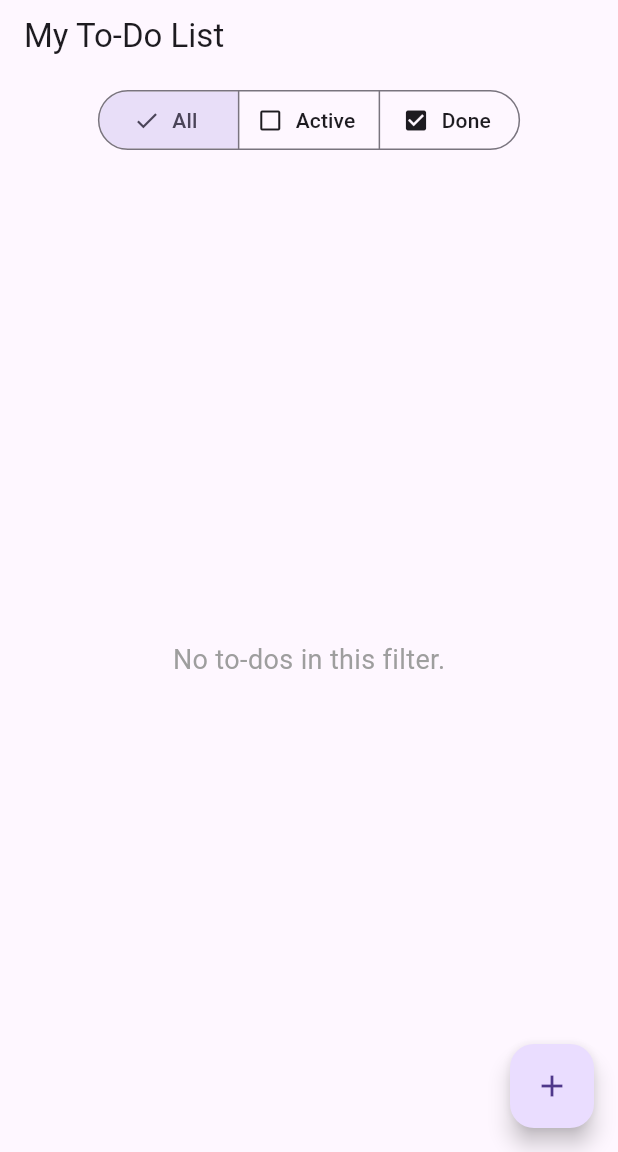
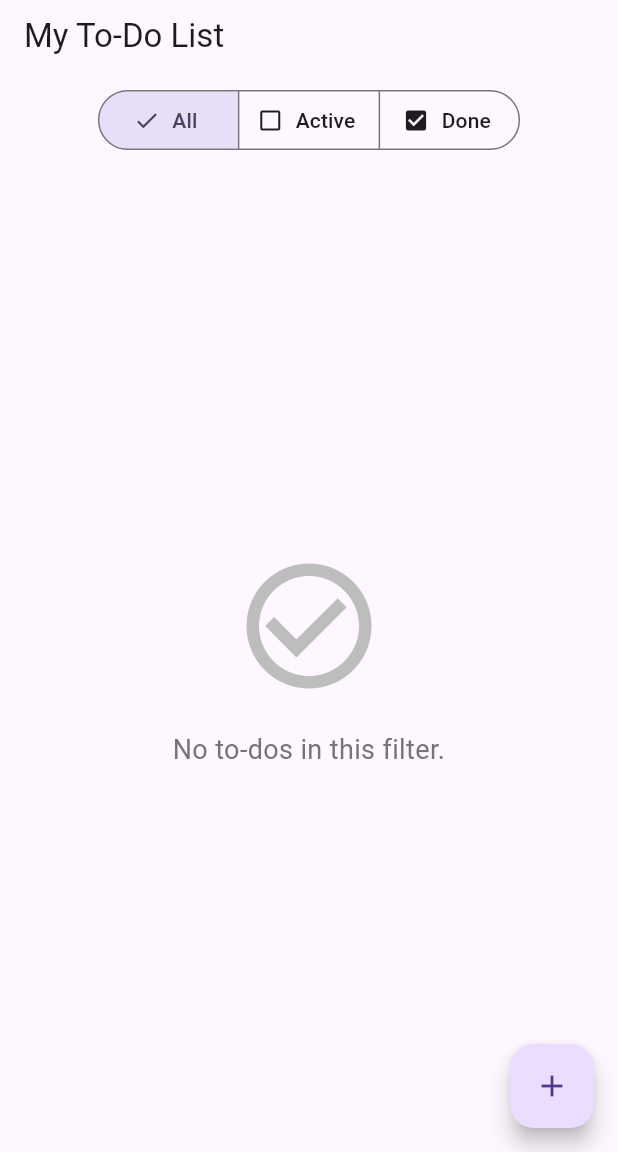
Before and after one commit to theSelfProclaimedGenius13/all_in_one_app, a Flutter app: the ToDoScreen screen opened by its route, on a phone screen of 412 x 824 dp, the part 84-1236 px from its top. Run offline on Flutter 3.47's test engine with Material 3 defaults, Android fonts, the phone set to English and light mode, and no system bars; our stand-ins replace equatable, flutter_bloc, flutter_dotenv, flutter_local_notifications, go_router, math_expressions and 2 more; accounts and stored records are empty; network calls fail.

Commit message:
Added DI, Removed Public exposure of secret keys, Added resuable empty widget.

```diff
--- /dev/null
+++ b/lib/app/widgets/empty_state_widget.dart
@@ -0,0 +1,30 @@
+import 'package:flutter/material.dart';
+
+class EmptyStateWidget extends StatelessWidget {
+  final IconData icon;
+  final String message;
+
+  const EmptyStateWidget({
+    super.key,
+    required this.icon,
+    required this.message,
+  });
+
+  @override
+  Widget build(BuildContext context) {
+    return Center(
+      child: Column(
+        mainAxisAlignment: MainAxisAlignment.center,
+        children: [
+          Icon(icon, size: 100, color: Colors.grey[400]),
+          const SizedBox(height: 20),
+          Text(
+            message,
+            textAlign: TextAlign.center,
+            style: TextStyle(fontSize: 18, color: Colors.grey[600]),
+          ),
+        ],
+      ),
+    );
+  }
+}
--- a/lib/features/auth/bloc/auth_bloc.dart
+++ b/lib/features/auth/bloc/auth_bloc.dart
@@ -9,12 +9,12 @@ import 'auth_event.dart';
 import 'auth_state.dart';
 
 class AuthBloc extends Bloc<AuthEvent, Auth_State> {
-  final AuthRepository repository;
+  final AuthRepository authRepository;
 
   // --- ADD THIS VARIABLE ---
   StreamSubscription<AuthState>? _authStreamSubscription;
 
-  AuthBloc(this.repository) : super(AuthInitial()) {
+  AuthBloc({required this.authRepository}) : super(AuthInitial()) {
     // --- ADD THIS LISTENER IN THE CONSTRUCTOR ---
     _authStreamSubscription = Supabase.instance.client.auth.onAuthStateChange
         .listen((data) {
@@ -51,7 +51,7 @@ class AuthBloc extends Bloc<AuthEvent, Auth_State> {
     on<LoginRequested>((event, emit) async {
       emit(AuthLoading());
       try {
-        final user = await repository.loginWithEmail(
+        final user = await authRepository.loginWithEmail(
           event.email,
           event.password,
         );
@@ -68,7 +68,7 @@ class AuthBloc extends Bloc<AuthEvent, Auth_State> {
     on<SignupRequested>((event, emit) async {
       emit(AuthLoading());
       try {
-        await repository.signUpWithEmail(event.email, event.password);
+        await authRepository.signUpWithEmail(event.email, event.password);
         emit(AuthInitial());
       } catch (e) {
         emit(AuthError(e.toString()));
@@ -78,7 +78,7 @@ class AuthBloc extends Bloc<AuthEvent, Auth_State> {
     on<SocialLoginRequested>((event, emit) async {
       emit(AuthLoading());
       try {
-        await repository.loginWithProvider(event.provider);
+        await authRepository.loginWithProvider(event.provider);
         emit(AuthInitial());
       } catch (e) {
         emit(AuthError(e.toString()));
@@ -86,7 +86,7 @@ class AuthBloc extends Bloc<AuthEvent, Auth_State> {
     });
 
     on<LogoutRequested>((event, emit) async {
-      await repository.logout();
+      await authRepository.logout();
       emit(AuthInitial());
     });
   }
--- a/lib/features/to_do/presentation/to_do_screen.dart
+++ b/lib/features/to_do/presentation/to_do_screen.dart
@@ -1,6 +1,6 @@
 import 'package:flutter/material.dart';
 import 'package:flutter_bloc/flutter_bloc.dart';
-
+import 'package:all_in_one_app/app/widgets/empty_state_widget.dart';
 import '../bloc/todo_bloc.dart';
 import '../bloc/todo_event.dart';
 import '../bloc/todo_state.dart';
@@ -61,11 +61,9 @@ class ToDoScreen extends StatelessWidget {
           // --- Empty State ---
           // Use the FILTERED list to check for empty
           if (state.filteredTodos.isEmpty) {
-            return const Center(
-              child: Text(
-                'No to-dos in this filter.',
-                style: TextStyle(fontSize: 18, color: Colors.grey),
-              ),
+            return const EmptyStateWidget(
+              icon: Icons.check_circle_outline,
+              message: 'No to-dos in this filter.',
             );
           }
 
--- a/lib/features/weather/data/repositories/weather_repository_impl.dart
+++ b/lib/features/weather/data/repositories/weather_repository_impl.dart
@@ -1,5 +1,5 @@
 import 'dart:convert';
-
+import 'package:flutter_dotenv/flutter_dotenv.dart';
 import 'package:http/http.dart' as http;
 
 import '../../domain/repositories/weather_repository.dart';
@@ -7,13 +7,16 @@ import '../../domain/weather.dart';
 
 class WeatherRepositoryImpl implements WeatherRepository {
   // --- ⚠️ PASTE YOUR API KEY HERE ---
-  final String _apiKey = 'fb1591b55a5387ca05f032f12ae2c759';
+  final String _apiKey = dotenv.env['OPENWEATHER_API_KEY'] ?? 'MISSING_API_KEY';
 
   final String _baseUrl = 'https://api.openweathermap.org/data/2.5/weather';
 
   @override
   Future<Weather> getWeather(String cityName) async {
     // Build the full URL: e.g., .../weather?q=London&appid=YOUR_KEY
+    if (_apiKey == 'MISSING_API_KEY') {
+      throw Exception('OPENWEATHER_API_KEY not found in your .env file');
+    }
     final url = Uri.parse('$_baseUrl?q=$cityName&appid=$_apiKey');
 
     try {
--- a/pubspec.yaml
+++ b/pubspec.yaml
@@ -51,6 +51,7 @@ dependencies:
   flutter_local_notifications: ^19.5.0
   http: ^1.5.0
   math_expressions: ^3.1.0
+  flutter_dotenv: ^6.0.0
 
 
 dev_dependencies:
@@ -74,6 +75,8 @@ flutter:
   # included with your application, so that you can use the icons in
   # the material Icons class.
   uses-material-design: true
+  assets:
+    - .env
 
   # To add assets to your application, add an assets section, like this:
   # assets:
```
Also changed, not shown: lib/app/homepage.dart (+18 -5 lines), lib/app/router/app_router.dart (+17 -14 lines), lib/features/notes/presentation/notes_screen.dart (+9 -23 lines), lib/features/weather/presentation/weather_screen.dart (+7 -6 lines), lib/main.dart (+69 -46 lines), pubspec.lock, 1 other file.
